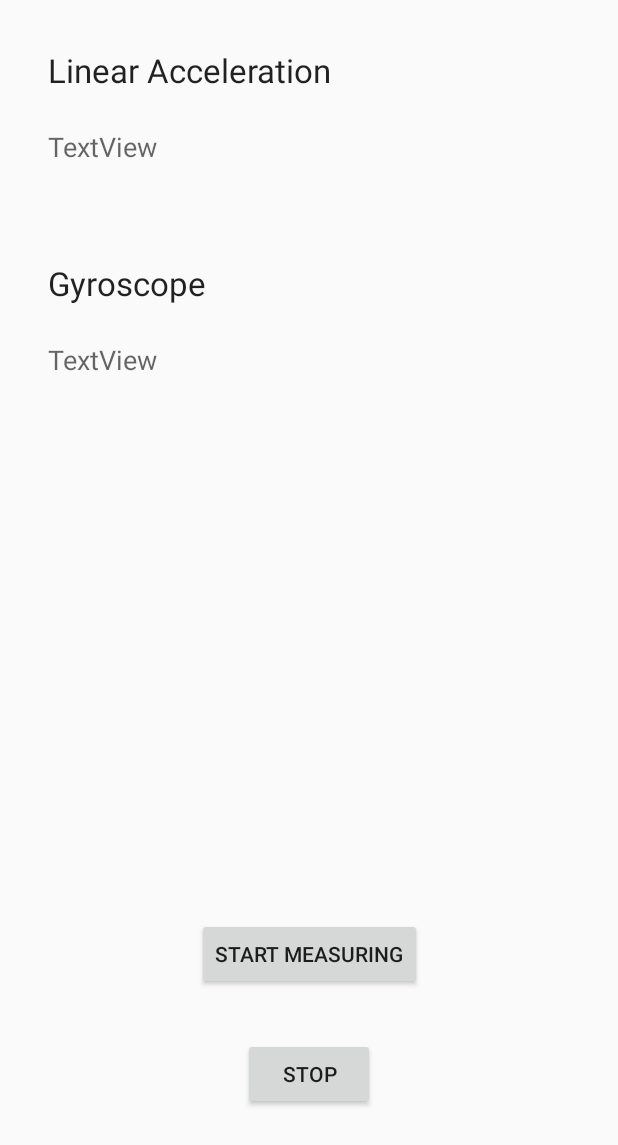
After one commit to Nixlord/pravega-android, an Android app: the layout activity_sensors.xml on its own in the app's theme, with its tools: preview values and no code run, on a phone screen of 412 x 824 dp. The commit adds this screen. Shown: the top 1145 px of the screen. Run offline under Robolectric (Android 15) with nearby library versions, the phone set to English and light mode, and no system bars.

Commit message:
reading data from accelerometer and gyroscope successfully

```diff
--- a/app/src/main/AndroidManifest.xml
+++ b/app/src/main/AndroidManifest.xml
@@ -10,6 +10,9 @@
         android:usesCleartextTraffic="true"
         android:theme="@style/AppTheme" >
         <activity android:name=".MainActivity" >
+        </activity>
+        <activity android:name=".SensorActivity">
+
             <intent-filter>
                 <action android:name="android.intent.action.MAIN" />
 
--- /dev/null
+++ b/app/src/main/res/layout/activity_sensors.xml
@@ -0,0 +1,72 @@
+<?xml version="1.0" encoding="utf-8"?>
+<androidx.constraintlayout.widget.ConstraintLayout
+        xmlns:android="http://schemas.android.com/apk/res/android"
+        xmlns:app="http://schemas.android.com/apk/res-auto"
+        xmlns:tools="http://schemas.android.com/tools"
+        android:layout_width="match_parent" android:layout_height="match_parent">
+
+    <TextView
+            android:id="@+id/textView3"
+            android:layout_width="wrap_content"
+            android:layout_height="wrap_content"
+            android:layout_marginStart="32dp"
+            android:layout_marginTop="32dp"
+            android:text="Linear Acceleration"
+            android:textAppearance="@style/TextAppearance.AppCompat.Large"
+            app:layout_constraintStart_toStartOf="parent"
+            app:layout_constraintTop_toTopOf="parent" />
+
+    <TextView
+            android:id="@+id/linearAccelerationView"
+            android:layout_width="wrap_content"
+            android:layout_height="wrap_content"
+            android:layout_marginStart="32dp"
+            android:layout_marginTop="24dp"
+            android:text="TextView"
+            android:textAppearance="@style/TextAppearance.AppCompat.Medium"
+            app:layout_constraintStart_toStartOf="parent"
+            app:layout_constraintTop_toBottomOf="@+id/textView3" />
+
+    <TextView
+            android:id="@+id/textView5"
+            android:layout_width="wrap_content"
+            android:layout_height="wrap_content"
+            android:layout_marginStart="32dp"
+            android:layout_marginTop="64dp"
+            android:text="Gyroscope"
+            android:textAppearance="@style/TextAppearance.AppCompat.Large"
+            app:layout_constraintStart_toStartOf="parent"
+            app:layout_constraintTop_toBottomOf="@+id/linearAccelerationView" />
+
+    <TextView
+            android:id="@+id/gyroscopeView"
+            android:layout_width="wrap_content"
+            android:layout_height="wrap_content"
+            android:layout_marginStart="32dp"
+            android:layout_marginTop="24dp"
+            android:text="TextView"
+            android:textAppearance="@style/TextAppearance.AppCompat.Medium"
+            app:layout_constraintStart_toStartOf="parent"
+            app:layout_constraintTop_toBottomOf="@+id/textView5" />
+
+    <Button
+            android:id="@+id/buttonStartMeasuring"
+            android:layout_width="wrap_content"
+            android:layout_height="wrap_content"
+            android:layout_marginBottom="32dp"
+            android:text="Start Measuring"
+            app:layout_constraintBottom_toTopOf="@+id/buttonStop"
+            app:layout_constraintEnd_toEndOf="parent"
+            app:layout_constraintStart_toStartOf="parent" />
+
+    <Button
+            android:id="@+id/buttonStop"
+            android:layout_width="wrap_content"
+            android:layout_height="wrap_content"
+            android:layout_marginBottom="84dp"
+            android:text="Stop"
+            app:layout_constraintBottom_toBottomOf="parent"
+            app:layout_constraintEnd_toEndOf="parent"
+            app:layout_constraintStart_toStartOf="parent" />
+
+</androidx.constraintlayout.widget.ConstraintLayout>
--- a/pravega/build.gradle
+++ b/pravega/build.gradle
@@ -20,7 +20,7 @@ android {
 
 //        This works but returns ethernet address. We need the wifi address
 //        buildConfigField 'String', 'DEV_SERVER', "\"${InetAddress.localHost.hostAddress}\""
-        buildConfigField 'String', 'DEV_SERVER', "\"192.168.0.70\""
+        buildConfigField 'String', 'DEV_SERVER', "\"192.168.0.146\""
         testInstrumentationRunner "androidx.test.runner.AndroidJUnitRunner"
     }
 
@@ -54,7 +54,7 @@ dependencies {
     api("androidx.core:core-ktx:1.3.0") {
         transitive = true
     }
-    api("androidx.fragment:fragment-ktx:1.2.4") {
+    api("androidx.fragment:fragment-ktx:1.2.5") {
         transitive = true
     }
     api("androidx.collection:collection-ktx:1.1.0") {
--- a/pravega/src/main/java/com/phoenixoverlord/pravega/api/core/friend/FriendAPI.kt
+++ b/pravega/src/main/java/com/phoenixoverlord/pravega/api/core/friend/FriendAPI.kt
@@ -24,9 +24,8 @@ fun<T> Single<T>.onResult(consumer: ((T, Throwable?) -> Unit)): Disposable {
         }
 }
 
-@Dao
+
 public interface FriendAPI {
-    @Query("SELECT * FROM friends ORDER BY age desc")
     @GET("/friends")
     fun getAllFriends(): Single<Map<Int, Friend>>
 }
```
Also changed, not shown: app/src/main/java/com/phoenixoverlord/pravegaapp/MainActivity.kt (+5 -27 lines), app/src/main/java/com/phoenixoverlord/pravegaapp/SensorActivity.kt (added, +81 -0 lines), app/src/main/res/layout/activity_main.xml (+11 -1 lines).
